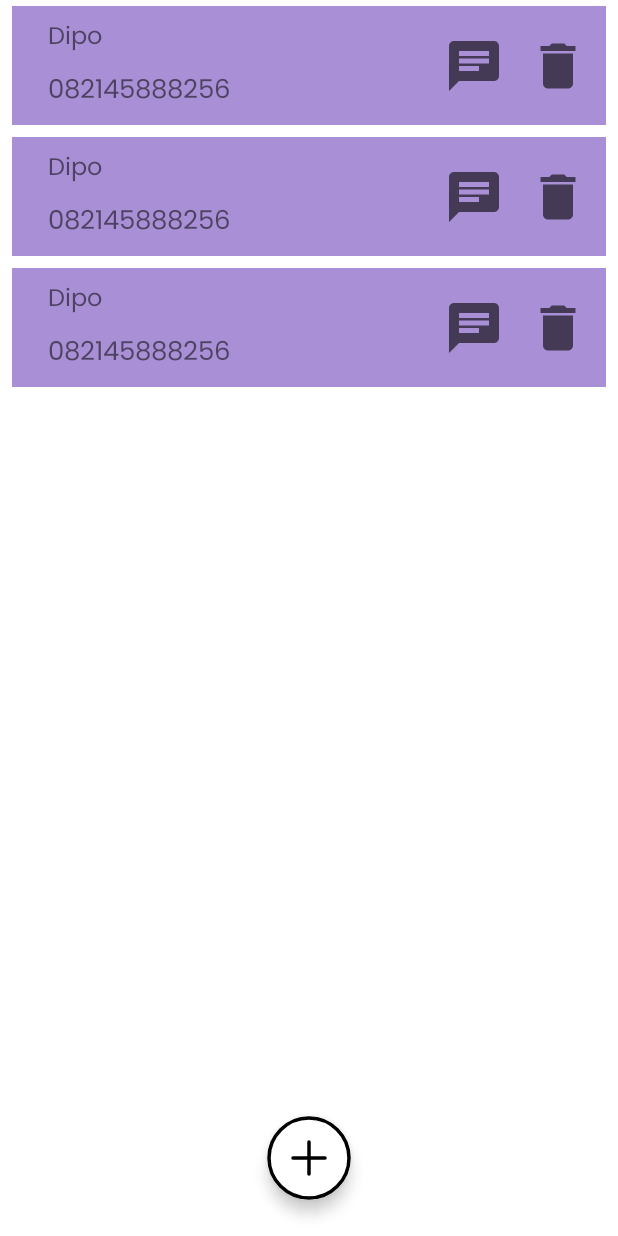
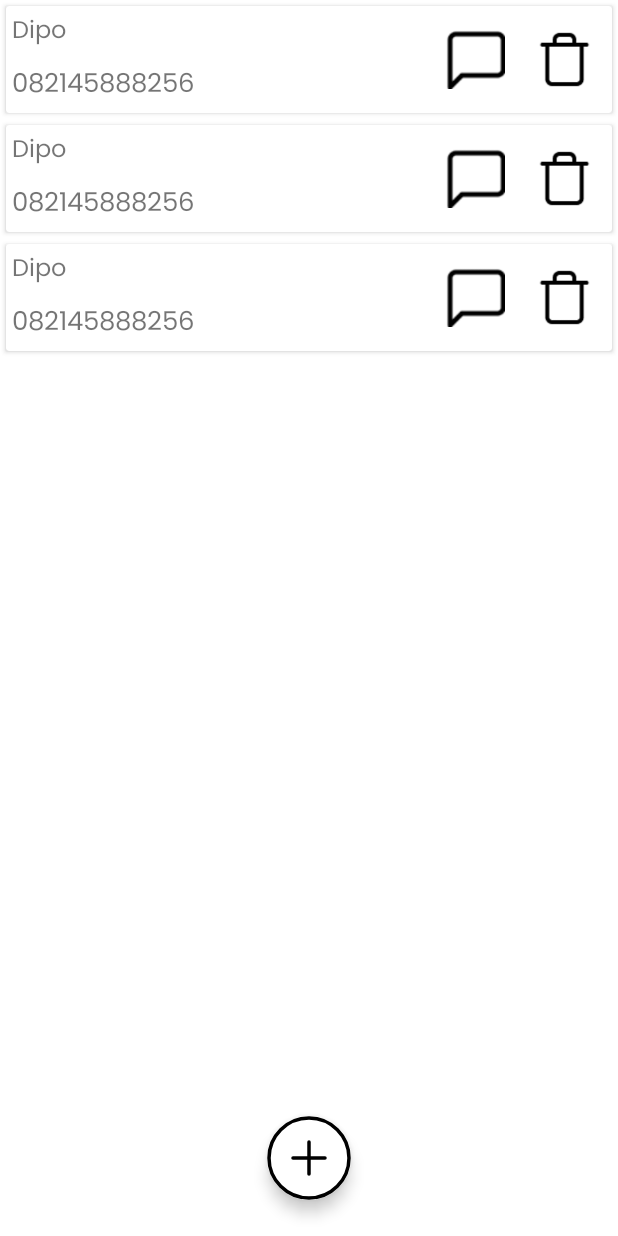
Before and after one commit to dipoengoro/AndroidContact, an Android app: the layout fragment_home.xml on its own in the app's theme, with its tools: preview values and no code run, on a phone screen of 412 x 824 dp. Run offline under Robolectric (Android 15) with nearby library versions, the phone set to English and light mode, and no system bars.

Commit message:
Convert to DataBinding

```diff
--- a/app/build.gradle
+++ b/app/build.gradle
@@ -42,7 +42,7 @@ android {
 
 
     buildFeatures {
-        viewBinding true
+        dataBinding true
     }
     namespace 'id.dipoengoro.contact'
 }
--- a/app/src/main/res/layout/activity_main.xml
+++ b/app/src/main/res/layout/activity_main.xml
@@ -1,7 +1,13 @@
 <?xml version="1.0" encoding="utf-8"?>
-<androidx.constraintlayout.widget.ConstraintLayout xmlns:android="http://schemas.android.com/apk/res/android"
+<layout xmlns:android="http://schemas.android.com/apk/res/android"
     xmlns:app="http://schemas.android.com/apk/res-auto"
-    xmlns:tools="http://schemas.android.com/tools"
+    xmlns:tools="http://schemas.android.com/tools">
+
+    <data>
+
+    </data>
+
+    <androidx.constraintlayout.widget.ConstraintLayout
         android:layout_width="match_parent"
         android:layout_height="match_parent"
         tools:context=".activity.MainActivity">
@@ -19,3 +25,4 @@
             app:layout_constraintTop_toTopOf="parent"
             app:navGraph="@navigation/nav_graph" />
     </androidx.constraintlayout.widget.ConstraintLayout>
+</layout>
--- a/app/src/main/res/layout/fragment_add_edit.xml
+++ b/app/src/main/res/layout/fragment_add_edit.xml
@@ -1,10 +1,17 @@
 <?xml version="1.0" encoding="utf-8"?>
-<androidx.constraintlayout.widget.ConstraintLayout xmlns:android="http://schemas.android.com/apk/res/android"
+<layout xmlns:android="http://schemas.android.com/apk/res/android"
     xmlns:app="http://schemas.android.com/apk/res-auto"
-    xmlns:tools="http://schemas.android.com/tools"
+    xmlns:tools="http://schemas.android.com/tools">
+
+    <data>
+
+    </data>
+
+    <androidx.constraintlayout.widget.ConstraintLayout
         android:layout_width="match_parent"
         android:layout_height="match_parent"
         tools:context=".fragment.AddEditFragment">
+
         <EditText
             android:id="@+id/editName"
             android:layout_width="@dimen/match_constraint"
@@ -51,3 +58,4 @@
             app:layout_constraintEnd_toEndOf="parent"
             app:layout_constraintStart_toStartOf="parent" />
     </androidx.constraintlayout.widget.ConstraintLayout>
+</layout>
--- a/app/src/main/res/layout/fragment_home.xml
+++ b/app/src/main/res/layout/fragment_home.xml
@@ -1,7 +1,13 @@
 <?xml version="1.0" encoding="utf-8"?>
-<androidx.constraintlayout.widget.ConstraintLayout xmlns:android="http://schemas.android.com/apk/res/android"
+<layout xmlns:android="http://schemas.android.com/apk/res/android"
     xmlns:app="http://schemas.android.com/apk/res-auto"
-    xmlns:tools="http://schemas.android.com/tools"
+    xmlns:tools="http://schemas.android.com/tools">
+
+    <data>
+
+    </data>
+
+    <androidx.constraintlayout.widget.ConstraintLayout
         android:layout_width="match_parent"
         android:layout_height="match_parent"
         tools:context=".fragment.HomeFragment">
@@ -48,3 +54,4 @@
             tools:ignore="RedundantDescriptionCheck" />
 
     </androidx.constraintlayout.widget.ConstraintLayout>
+</layout>
--- a/app/src/main/res/layout/list_item.xml
+++ b/app/src/main/res/layout/list_item.xml
@@ -1,69 +1,79 @@
 <?xml version="1.0" encoding="utf-8"?>
-<androidx.constraintlayout.widget.ConstraintLayout xmlns:android="http://schemas.android.com/apk/res/android"
+<layout xmlns:android="http://schemas.android.com/apk/res/android"
     xmlns:app="http://schemas.android.com/apk/res-auto"
-    xmlns:tools="http://schemas.android.com/tools"
+    xmlns:tools="http://schemas.android.com/tools">
+
+    <data>
+
+    </data>
+
+    <androidx.cardview.widget.CardView
         android:layout_width="match_parent"
         android:layout_height="wrap_content"
         android:layout_marginStart="@dimen/small_margin"
         android:layout_marginTop="@dimen/extra_small_margin"
         android:layout_marginEnd="@dimen/small_margin"
         android:layout_marginBottom="@dimen/extra_small_margin"
-    android:background="@color/item_background">
+        android:padding="@dimen/normal_margin">
+
+        <androidx.constraintlayout.widget.ConstraintLayout
+            android:layout_width="match_parent"
+            android:layout_height="wrap_content">
 
             <TextView
                 android:id="@+id/textName"
                 android:layout_width="@dimen/match_constraint"
                 android:layout_height="wrap_content"
-        android:layout_marginStart="@dimen/medium_margin"
-        android:layout_marginTop="@dimen/small_margin"
-        android:layout_marginEnd="@dimen/small_margin"
-        android:paddingStart="@dimen/small_margin"
-        android:paddingEnd="@dimen/small_margin"
+                android:layout_margin="@dimen/small_margin"
+                android:gravity="center_vertical"
+                android:maxLines="1"
                 android:textSize="@dimen/text_name_size"
-        android:maxLines="1"
+                app:layout_constraintBottom_toTopOf="@id/textNumber"
                 app:layout_constraintEnd_toStartOf="@+id/iconWhatsApp"
                 app:layout_constraintStart_toStartOf="parent"
                 app:layout_constraintTop_toTopOf="parent"
+                app:layout_constraintVertical_chainStyle="packed"
                 tools:text="@string/example_name" />
 
             <TextView
                 android:id="@+id/textNumber"
                 android:layout_width="@dimen/match_constraint"
                 android:layout_height="wrap_content"
-        android:layout_marginStart="@dimen/medium_margin"
-        android:layout_marginTop="@dimen/small_margin"
-        android:layout_marginEnd="@dimen/small_margin"
+                android:layout_margin="@dimen/small_margin"
                 android:layout_marginBottom="@dimen/small_margin"
-        android:paddingStart="@dimen/small_margin"
-        android:paddingEnd="@dimen/small_margin"
+                android:gravity="center_vertical"
                 android:textSize="@dimen/text_number_size"
                 app:layout_constraintBottom_toBottomOf="parent"
                 app:layout_constraintEnd_toStartOf="@+id/iconWhatsApp"
                 app:layout_constraintStart_toStartOf="parent"
                 app:layout_constraintTop_toBottomOf="@+id/textName"
-        tools:text="@string/example_number"/>
+                tools:text="@string/example_number" />
 
             <ImageView
                 android:id="@+id/iconDelete"
-        android:layout_width="@dimen/icon_size"
-        android:layout_height="@dimen/icon_size"
+                android:layout_width="0dp"
+                android:layout_height="0dp"
                 android:layout_margin="@dimen/small_margin"
                 android:contentDescription="@string/delete_image"
-        android:padding="@dimen/extra_small_margin"
-        app:layout_constraintBottom_toBottomOf="parent"
+                android:padding="@dimen/normal_margin"
+                app:layout_constraintBottom_toBottomOf="@id/textNumber"
+                app:layout_constraintDimensionRatio="1:1"
                 app:layout_constraintEnd_toEndOf="parent"
-        app:layout_constraintTop_toTopOf="parent"
-        app:srcCompat="@drawable/ic_delete" />
+                app:layout_constraintTop_toTopOf="@id/textName"
+                app:srcCompat="@drawable/trash" />
 
             <ImageView
                 android:id="@+id/iconWhatsApp"
-        android:layout_width="@dimen/icon_size"
-        android:layout_height="@dimen/icon_size"
+                android:layout_width="0dp"
+                android:layout_height="0dp"
                 android:layout_margin="@dimen/small_margin"
                 android:contentDescription="@string/chat_image"
-        android:padding="@dimen/extra_small_margin"
-        app:layout_constraintBottom_toBottomOf="parent"
+                android:padding="@dimen/normal_margin"
+                app:layout_constraintBottom_toBottomOf="@id/textNumber"
+                app:layout_constraintDimensionRatio="1:1"
                 app:layout_constraintEnd_toStartOf="@+id/iconDelete"
-        app:layout_constraintTop_toTopOf="parent"
-        app:srcCompat="@drawable/ic_chat" />
+                app:layout_constraintTop_toTopOf="@id/textName"
+                app:srcCompat="@drawable/chat" />
         </androidx.constraintlayout.widget.ConstraintLayout>
+    </androidx.cardview.widget.CardView>
+</layout>
--- a/app/src/main/res/values/dimens.xml
+++ b/app/src/main/res/values/dimens.xml
@@ -2,11 +2,12 @@
 <resources>
     <dimen name="medium_margin">16dp</dimen>
     <dimen name="large_margin">24dp</dimen>
-    <dimen name="small_margin">8dp</dimen>
+    <dimen name="small_margin">4dp</dimen>
+    <dimen name="normal_margin">8dp</dimen>
     <dimen name="match_constraint">0dp</dimen>
     <dimen name="min_edit_height">48dp</dimen>
     <dimen name="text_name_size">16sp</dimen>
     <dimen name="text_number_size">17sp</dimen>
     <dimen name="extra_small_margin">4dp</dimen>
-    <dimen name="icon_size">48dp</dimen>
+    <dimen name="icon_size">36dp</dimen>
 </resources>
```
Also changed, not shown: app/src/main/res/drawable/chat.png (added), app/src/main/res/drawable/trash.png (added). Lines whose indentation alone changed are shown as unchanged.
